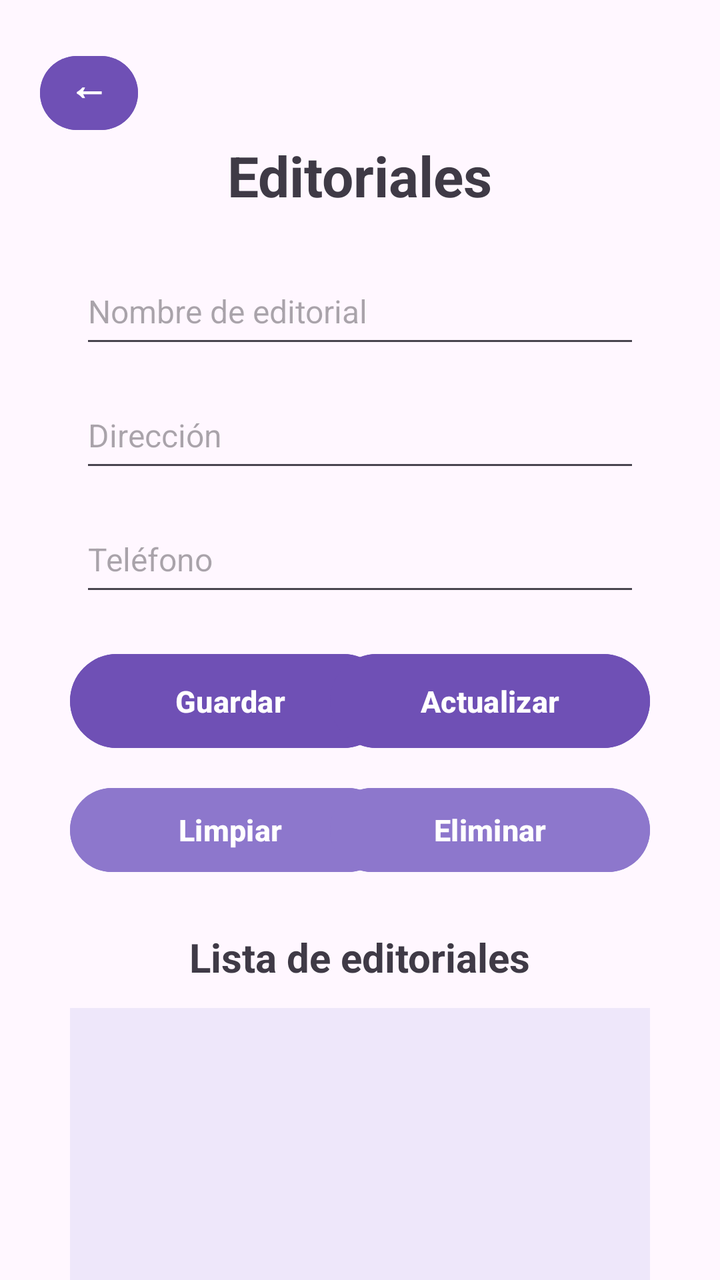
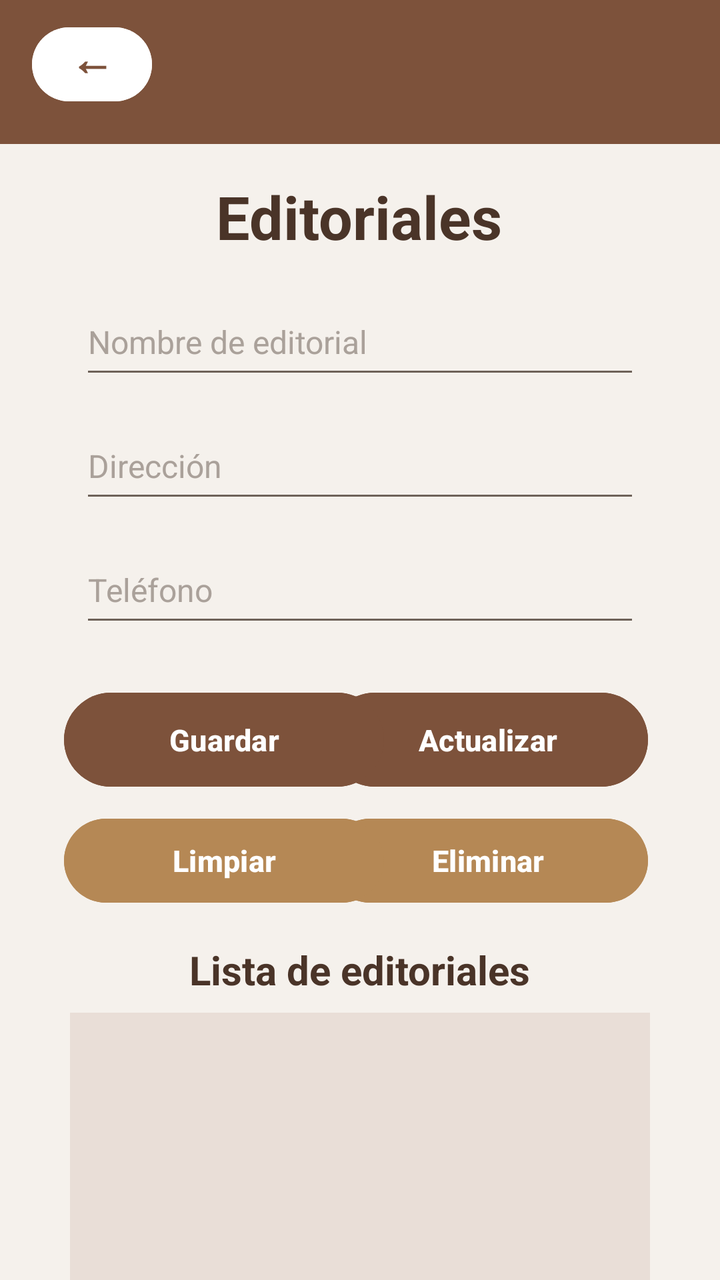

The first picture is an Android layout as it rendered before a commit; the second is the same layout after the commit. The layout source and the unified diff follow.
<!-- AndroidManifest.xml: application theme Theme.BibliotecaGrupo3 -->
<!-- res/layout/activity_editoriales.xml -->
<?xml version="1.0" encoding="utf-8"?>
<androidx.constraintlayout.widget.ConstraintLayout xmlns:android="http://schemas.android.com/apk/res/android"
    xmlns:app="http://schemas.android.com/apk/res-auto"
    xmlns:tools="http://schemas.android.com/tools"
    android:id="@+id/main"
    android:layout_width="match_parent"
    android:layout_height="match_parent"
    android:background="#FFF7FF"
    tools:context=".EditorialesActivity">

    <Button
        android:id="@+id/btnRegresar"
        android:layout_width="49dp"
        android:layout_height="45dp"
        android:layout_marginStart="20dp"
        android:layout_marginTop="24dp"
        android:backgroundTint="#6F50B5"
        android:includeFontPadding="false"
        android:minWidth="0dp"
        android:minHeight="0dp"
        android:onClick="regresar"
        android:paddingStart="0dp"
        android:paddingTop="0dp"
        android:paddingEnd="0dp"
        android:paddingBottom="8dp"
        android:text="←"
        android:textAllCaps="false"
        android:textColor="#FFFFFF"
        android:textSize="20sp"
        android:textStyle="bold"
        app:layout_constraintStart_toStartOf="parent"
        app:layout_constraintTop_toTopOf="parent" />

    <TextView
        android:id="@+id/txtTituloEditoriales"
        android:layout_width="wrap_content"
        android:layout_height="wrap_content"
        android:layout_marginStart="138dp"
        android:layout_marginTop="69dp"
        android:layout_marginEnd="138dp"
        android:text="Editoriales"
        android:textColor="#3F3A46"
        android:textSize="28sp"
        android:textStyle="bold"
        app:layout_constraintEnd_toEndOf="parent"
        app:layout_constraintStart_toStartOf="parent"
        app:layout_constraintTop_toTopOf="parent" />

    <EditText
        android:id="@+id/txtNombreEditorial"
        android:layout_width="0dp"
        android:layout_height="50dp"
        android:layout_marginStart="40dp"
        android:layout_marginTop="60dp"
        android:layout_marginEnd="40dp"
        android:hint="Nombre de editorial"
        android:inputType="text"
        android:textSize="16sp"
        app:layout_constraintEnd_toEndOf="parent"
        app:layout_constraintStart_toStartOf="parent"
        app:layout_constraintTop_toBottomOf="@+id/btnRegresar" />

    <EditText
        android:id="@+id/txtDireccionEditorial"
        android:layout_width="0dp"
        android:layout_height="50dp"
        android:layout_marginStart="40dp"
        android:layout_marginTop="12dp"
        android:layout_marginEnd="40dp"
        android:hint="Dirección"
        android:inputType="text"
        android:textSize="16sp"
        app:layout_constraintEnd_toEndOf="parent"
        app:layout_constraintStart_toStartOf="parent"
        app:layout_constraintTop_toBottomOf="@+id/txtNombreEditorial" />

    <EditText
        android:id="@+id/txtTelefonoEditorial"
        android:layout_width="0dp"
        android:layout_height="50dp"
        android:layout_marginStart="40dp"
        android:layout_marginTop="12dp"
        android:layout_marginEnd="40dp"
        android:hint="Teléfono"
        android:inputType="phone"
        android:textSize="16sp"
        app:layout_constraintEnd_toEndOf="parent"
        app:layout_constraintStart_toStartOf="parent"
        app:layout_constraintTop_toBottomOf="@+id/txtDireccionEditorial" />

    <Button
        android:id="@+id/btnGuardarEditorial"
        android:layout_width="160dp"
        android:layout_height="55dp"
        android:layout_marginStart="35dp"
        android:layout_marginTop="20dp"
        android:backgroundTint="#6F50B5"
        android:onClick="guardarEditorial"
        android:text="Guardar"
        android:textAllCaps="false"
        android:textColor="#FFFFFF"
        android:textSize="15sp"
        android:textStyle="bold"
        app:layout_constraintStart_toStartOf="parent"
        app:layout_constraintTop_toBottomOf="@+id/txtTelefonoEditorial" />

    <Button
        android:id="@+id/btnActualizarEditorial"
        android:layout_width="160dp"
        android:layout_height="55dp"
        android:layout_marginTop="20dp"
        android:layout_marginEnd="35dp"
        android:backgroundTint="#6F50B5"
        android:onClick="actualizarEditorial"
        android:text="Actualizar"
        android:textAllCaps="false"
        android:textColor="#FFFFFF"
        android:textSize="15sp"
        android:textStyle="bold"
        app:layout_constraintEnd_toEndOf="parent"
        app:layout_constraintTop_toBottomOf="@+id/txtTelefonoEditorial" />

    <Button
        android:id="@+id/btnLimpiar"
        android:layout_width="160dp"
        android:layout_height="50dp"
        android:layout_marginStart="35dp"
        android:layout_marginTop="12dp"
        android:backgroundTint="#8D77CC"
        android:onClick="limpiarCampos"
        android:text="Limpiar"
        android:textAllCaps="false"
        android:textColor="#FFFFFF"
        android:textSize="15sp"
        android:textStyle="bold"
        app:layout_constraintStart_toStartOf="parent"
        app:layout_constraintTop_toBottomOf="@+id/btnGuardarEditorial" />

    <Button
        android:id="@+id/btnEliminarEditorial"
        android:layout_width="160dp"
        android:layout_height="50dp"
        android:layout_marginTop="12dp"
        android:layout_marginEnd="35dp"
        android:backgroundTint="#8D77CC"
        android:onClick="eliminarEditorial"
        android:text="Eliminar"
        android:textAllCaps="false"
        android:textColor="#FFFFFF"
        android:textSize="15sp"
        android:textStyle="bold"
        app:layout_constraintEnd_toEndOf="parent"
        app:layout_constraintTop_toBottomOf="@+id/btnActualizarEditorial" />

    <TextView
        android:id="@+id/txtListaTitulo"
        android:layout_width="wrap_content"
        android:layout_height="wrap_content"
        android:layout_marginTop="25dp"
        android:text="Lista de editoriales"
        android:textColor="#3F3A46"
        android:textSize="20sp"
        android:textStyle="bold"
        app:layout_constraintEnd_toEndOf="parent"
        app:layout_constraintStart_toStartOf="parent"
        app:layout_constraintTop_toBottomOf="@+id/btnLimpiar" />

    <ListView
        android:id="@+id/listaEditoriales"
        android:layout_width="0dp"
        android:layout_height="210dp"
        android:layout_marginStart="35dp"
        android:layout_marginTop="12dp"
        android:layout_marginEnd="35dp"
        android:background="#EEE7FA"
        app:layout_constraintEnd_toEndOf="parent"
        app:layout_constraintStart_toStartOf="parent"
        app:layout_constraintTop_toBottomOf="@+id/txtListaTitulo" />

</androidx.constraintlayout.widget.ConstraintLayout>
<!-- resources referenced by this layout -->
<resources>
  <style name="Theme.BibliotecaGrupo3" parent="Base.Theme.BibliotecaGrupo3" />
  <style name="Base.Theme.BibliotecaGrupo3" parent="Theme.Material3.DayNight.NoActionBar">
          
          
      </style>
</resources>

<!-- the commit's change to res/layout/activity_editoriales.xml (unified diff, before → after) -->
@@ -5,16 +5,24 @@
     android:id="@+id/main"
     android:layout_width="match_parent"
     android:layout_height="match_parent"
-    android:background="#FFF7FF"
+    android:background="#F5F1EC"
     tools:context=".EditorialesActivity">
 
+    <View
+        android:id="@+id/topBar"
+        android:layout_width="417dp"
+        android:layout_height="72dp"
+        android:background="#7D523B"
+        app:layout_constraintEnd_toEndOf="parent"
+        app:layout_constraintStart_toStartOf="parent"
+        app:layout_constraintTop_toTopOf="parent" />
+
     <Button
         android:id="@+id/btnRegresar"
-        android:layout_width="49dp"
+        android:layout_width="60dp"
         android:layout_height="45dp"
-        android:layout_marginStart="20dp"
-        android:layout_marginTop="24dp"
-        android:backgroundTint="#6F50B5"
+        android:layout_marginStart="16dp"
+        android:backgroundTint="#FFFFFF"
         android:includeFontPadding="false"
         android:minWidth="0dp"
         android:minHeight="0dp"
@@ -22,143 +30,39 @@
         android:paddingStart="0dp"
         android:paddingTop="0dp"
         android:paddingEnd="0dp"
-        android:paddingBottom="8dp"
+        android:paddingBottom="6dp"
         android:text="←"
         android:textAllCaps="false"
-        android:textColor="#FFFFFF"
-        android:textSize="20sp"
-        android:textStyle="bold"
-        app:layout_constraintStart_toStartOf="parent"
-        app:layout_constraintTop_toTopOf="parent" />
+        android:textColor="#7D523B"
+        android:textSize="22sp"
+        android:textStyle="bold"
+        app:cornerRadius="24dp"
+        app:layout_constraintBottom_toBottomOf="@+id/topBar"
+        app:layout_constraintStart_toStartOf="parent"
+        app:layout_constraintTop_toTopOf="@+id/topBar"
+        app:layout_constraintVertical_bias="0.355" />
 
     <TextView
         android:id="@+id/txtTituloEditoriales"
         android:layout_width="wrap_content"
         android:layout_height="wrap_content"
-        android:layout_marginStart="138dp"
-        android:layout_marginTop="69dp"
-        android:layout_marginEnd="138dp"
+        android:layout_marginTop="16dp"
         android:text="Editoriales"
-        android:textColor="#3F3A46"
-        android:textSize="28sp"
-        android:textStyle="bold"
-        app:layout_constraintEnd_toEndOf="parent"
-        app:layout_constraintStart_toStartOf="parent"
-        app:layout_constraintTop_toTopOf="parent" />
-
-    <EditText
-        android:id="@+id/txtNombreEditorial"
-        android:layout_width="0dp"
-        android:layout_height="50dp"
-        android:layout_marginStart="40dp"
-        android:layout_marginTop="60dp"
-        android:layout_marginEnd="40dp"
-        android:hint="Nombre de editorial"
-        android:inputType="text"
-        android:textSize="16sp"
-        app:layout_constraintEnd_toEndOf="parent"
-        app:layout_constraintStart_toStartOf="parent"
-        app:layout_constraintTop_toBottomOf="@+id/btnRegresar" />
-
-    <EditText
-        android:id="@+id/txtDireccionEditorial"
-        android:layout_width="0dp"
-        android:layout_height="50dp"
-        android:layout_marginStart="40dp"
-        android:layout_marginTop="12dp"
-        android:layout_marginEnd="40dp"
-        android:hint="Dirección"
-        android:inputType="text"
-        android:textSize="16sp"
-        app:layout_constraintEnd_toEndOf="parent"
-        app:layout_constraintStart_toStartOf="parent"
-        app:layout_constraintTop_toBottomOf="@+id/txtNombreEditorial" />
-
-    <EditText
-        android:id="@+id/txtTelefonoEditorial"
-        android:layout_width="0dp"
-        android:layout_height="50dp"
-        android:layout_marginStart="40dp"
-        android:layout_marginTop="12dp"
-        android:layout_marginEnd="40dp"
-        android:hint="Teléfono"
-        android:inputType="phone"
-        android:textSize="16sp"
-        app:layout_constraintEnd_toEndOf="parent"
-        app:layout_constraintStart_toStartOf="parent"
-        app:layout_constraintTop_toBottomOf="@+id/txtDireccionEditorial" />
-
-    <Button
-        android:id="@+id/btnGuardarEditorial"
-        android:layout_width="160dp"
-        android:layout_height="55dp"
-        android:layout_marginStart="35dp"
-        android:layout_marginTop="20dp"
-        android:backgroundTint="#6F50B5"
-        android:onClick="guardarEditorial"
-        android:text="Guardar"
-        android:textAllCaps="false"
-        android:textColor="#FFFFFF"
-        android:textSize="15sp"
-        android:textStyle="bold"
-        app:layout_constraintStart_toStartOf="parent"
-        app:layout_constraintTop_toBottomOf="@+id/txtTelefonoEditorial" />
-
-    <Button
-        android:id="@+id/btnActualizarEditorial"
-        android:layout_width="160dp"
-        android:layout_height="55dp"
-        android:layout_marginTop="20dp"
-        android:layout_marginEnd="35dp"
-        android:backgroundTint="#6F50B5"
-        android:onClick="actualizarEditorial"
-        android:text="Actualizar"
-        android:textAllCaps="false"
-        android:textColor="#FFFFFF"
-        android:textSize="15sp"
-        android:textStyle="bold"
-        app:layout_constraintEnd_toEndOf="parent"
-        app:layout_constraintTop_toBottomOf="@+id/txtTelefonoEditorial" />
-
-    <Button
-        android:id="@+id/btnLimpiar"
-        android:layout_width="160dp"
-        android:layout_height="50dp"
-        android:layout_marginStart="35dp"
-        android:layout_marginTop="12dp"
-        android:backgroundTint="#8D77CC"
-        android:onClick="limpiarCampos"
-        android:text="Limpiar"
-        android:textAllCaps="false"
-        android:textColor="#FFFFFF"
-        android:textSize="15sp"
-        android:textStyle="bold"
-        app:layout_constraintStart_toStartOf="parent"
-        app:layout_constraintTop_toBottomOf="@+id/btnGuardarEditorial" />
-
-    <Button
-        android:id="@+id/btnEliminarEditorial"
-        android:layout_width="160dp"
-        android:layout_height="50dp"
-        android:layout_marginTop="12dp"
-        android:layout_marginEnd="35dp"
-        android:backgroundTint="#8D77CC"
-        android:onClick="eliminarEditorial"
-        android:text="Eliminar"
-        android:textAllCaps="false"
-        android:textColor="#FFFFFF"
-        android:textSize="15sp"
-        android:textStyle="bold"
-        app:layout_constraintEnd_toEndOf="parent"
-        app:layout_constraintTop_toBottomOf="@+id/btnActualizarEditorial" />
+        android:textColor="#4A3428"
+        android:textSize="30sp"
+        android:textStyle="bold"
+        app:layout_constraintEnd_toEndOf="parent"
+        app:layout_constraintHorizontal_bias="0.498"
+        app:layout_constraintStart_toStartOf="parent"
+        app:layout_constraintTop_toBottomOf="@+id/topBar" />
 
     <TextView
         android:id="@+id/txtListaTitulo"
         android:layout_width="wrap_content"
         android:layout_height="wrap_content"
-        android:layout_marginTop="25dp"
+        android:layout_marginTop="16dp"
         android:text="Lista de editoriales"
-        android:textColor="#3F3A46"
+        android:textColor="#4A3428"
         android:textSize="20sp"
         android:textStyle="bold"
         app:layout_constraintEnd_toEndOf="parent"
@@ -170,11 +74,134 @@
         android:layout_width="0dp"
         android:layout_height="210dp"
         android:layout_marginStart="35dp"
+        android:layout_marginTop="8dp"
+        android:layout_marginEnd="35dp"
+        android:background="#E9DED7"
+        app:layout_constraintEnd_toEndOf="parent"
+        app:layout_constraintHorizontal_bias="0.0"
+        app:layout_constraintStart_toStartOf="parent"
+        app:layout_constraintTop_toBottomOf="@+id/txtListaTitulo" />
+
+    <EditText
+        android:id="@+id/txtNombreEditorial"
+        android:layout_width="0dp"
+        android:layout_height="50dp"
+        android:layout_marginStart="40dp"
+        android:layout_marginTop="16dp"
+        android:layout_marginEnd="40dp"
+        android:backgroundTint="#6E6259"
+        android:hint="Nombre de editorial"
+        android:inputType="text"
+        android:textColor="#4A3428"
+        android:textColorHint="#AAA19A"
+        android:textSize="16sp"
+        app:layout_constraintEnd_toEndOf="parent"
+        app:layout_constraintHorizontal_bias="0.0"
+        app:layout_constraintStart_toStartOf="parent"
+        app:layout_constraintTop_toBottomOf="@+id/txtTituloEditoriales" />
+
+    <EditText
+        android:id="@+id/txtDireccionEditorial"
+        android:layout_width="0dp"
+        android:layout_height="50dp"
+        android:layout_marginStart="40dp"
         android:layout_marginTop="12dp"
-        android:layout_marginEnd="35dp"
-        android:background="#EEE7FA"
-        app:layout_constraintEnd_toEndOf="parent"
-        app:layout_constraintStart_toStartOf="parent"
-        app:layout_constraintTop_toBottomOf="@+id/txtListaTitulo" />
+        android:layout_marginEnd="40dp"
+        android:backgroundTint="#6E6259"
+        android:hint="Dirección"
+        android:inputType="text"
+        android:textColor="#4A3428"
+        android:textColorHint="#AAA19A"
+        android:textSize="16sp"
+        app:layout_constraintEnd_toEndOf="parent"
+        app:layout_constraintHorizontal_bias="0.0"
+        app:layout_constraintStart_toStartOf="parent"
+        app:layout_constraintTop_toBottomOf="@+id/txtNombreEditorial" />
+
+    <Button
+        android:id="@+id/btnEliminarEditorial"
+        android:layout_width="160dp"
+        android:layout_height="50dp"
+        android:layout_marginTop="8dp"
+        android:layout_marginEnd="36dp"
+        android:backgroundTint="#B58855"
+        android:onClick="eliminarEditorial"
+        android:text="Eliminar"
+        android:textAllCaps="false"
+        android:textColor="#FFFFFF"
+        android:textSize="15sp"
+        android:textStyle="bold"
+        app:cornerRadius="28dp"
+        app:layout_constraintEnd_toEndOf="parent"
+        app:layout_constraintTop_toBottomOf="@+id/btnActualizarEditorial" />
+
+    <Button
+        android:id="@+id/btnActualizarEditorial"
+        android:layout_width="160dp"
+        android:layout_height="55dp"
+        android:layout_marginTop="24dp"
+        android:layout_marginEnd="36dp"
+        android:backgroundTint="#7D523B"
+        android:onClick="actualizarEditorial"
+        android:text="Actualizar"
+        android:textAllCaps="false"
+        android:textColor="#FFFFFF"
+        android:textSize="15sp"
+        android:textStyle="bold"
+        app:cornerRadius="28dp"
+        app:layout_constraintEnd_toEndOf="parent"
+        app:layout_constraintTop_toBottomOf="@+id/txtTelefonoEditorial" />
+
+    <EditText
+        android:id="@+id/txtTelefonoEditorial"
+        android:layout_width="0dp"
+        android:layout_height="50dp"
+        android:layout_marginStart="40dp"
+        android:layout_marginTop="12dp"
+        android:layout_marginEnd="40dp"
+        android:backgroundTint="#6E6259"
+        android:hint="Teléfono"
+        android:inputType="phone"
+        android:textColor="#4A3428"
+        android:textColorHint="#AAA19A"
+        android:textSize="16sp"
+        app:layout_constraintEnd_toEndOf="parent"
+        app:layout_constraintHorizontal_bias="0.0"
+        app:layout_constraintStart_toStartOf="parent"
+        app:layout_constraintTop_toBottomOf="@+id/txtDireccionEditorial" />
+
+    <Button
+        android:id="@+id/btnLimpiar"
+        android:layout_width="160dp"
+        android:layout_height="50dp"
+        android:layout_marginStart="32dp"
+        android:layout_marginTop="8dp"
+        android:backgroundTint="#B58855"
+        android:onClick="limpiarCampos"
+        android:text="Limpiar"
+        android:textAllCaps="false"
+        android:textColor="#FFFFFF"
+        android:textSize="15sp"
+        android:textStyle="bold"
+        app:cornerRadius="28dp"
+        app:layout_constraintStart_toStartOf="parent"
+        app:layout_constraintTop_toBottomOf="@+id/btnGuardarEditorial" />
+
+    <Button
+        android:id="@+id/btnGuardarEditorial"
+        android:layout_width="160dp"
+        android:layout_height="55dp"
+        android:layout_marginStart="32dp"
+        android:layout_marginTop="24dp"
+        android:backgroundTint="#7D523B"
+        android:onClick="guardarEditorial"
+        android:text="Guardar"
+        android:textAllCaps="false"
+        android:textColor="#FFFFFF"
+        android:textSize="15sp"
+        android:textStyle="bold"
+        app:cornerRadius="28dp"
+        app:layout_constraintStart_toStartOf="parent"
+        app:layout_constraintTop_toBottomOf="@+id/txtTelefonoEditorial" />
 
 </androidx.constraintlayout.widget.ConstraintLayout>
